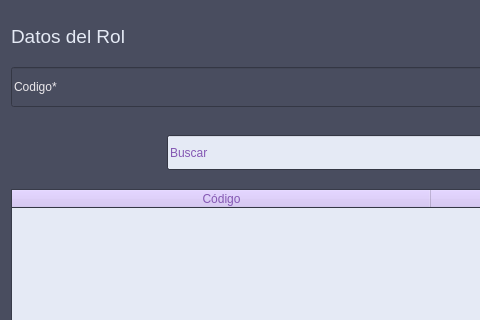
First picture: the form in vistas/UIs/frmRoles.ui, repository andyy-nr/pda-proyecto, before the edit; both pictures show x 0 to 480 and y 0 to 320 of the 1276 by 758 pixel window.
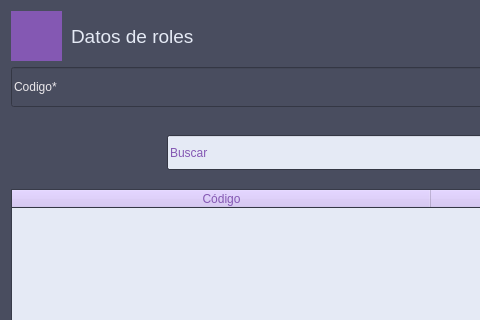
Second picture: the form after the edit. Icons and pictures are not drawn.

```diff
--- a/vistas/UIs/frmRoles.ui
+++ b/vistas/UIs/frmRoles.ui
@@ -330,18 +330,6 @@
      </property>
     </widget>
    </item>
-   <item row="0" column="0">
-    <widget class="QLabel" name="label">
-     <property name="font">
-      <font>
-       <pointsize>14</pointsize>
-      </font>
-     </property>
-     <property name="text">
-      <string>Datos del Rol</string>
-     </property>
-    </widget>
-   </item>
    <item row="3" column="1" colspan="7">
     <widget class="QLineEdit" name="txt_buscar">
      <property name="minimumSize">
@@ -741,6 +729,58 @@
      </property>
     </widget>
    </item>
+   <item row="0" column="0" colspan="2">
+    <widget class="QFrame" name="frame_3">
+     <property name="frameShape">
+      <enum>QFrame::NoFrame</enum>
+     </property>
+     <property name="frameShadow">
+      <enum>QFrame::Raised</enum>
+     </property>
+     <widget class="QPushButton" name="btn_regresar">
+      <property name="geometry">
+       <rect>
+        <x>0</x>
+        <y>0</y>
+        <width>51</width>
+        <height>51</height>
+       </rect>
+      </property>
+      <property name="minimumSize">
+       <size>
+        <width>50</width>
+        <height>50</height>
+       </size>
+      </property>
+      <property name="styleSheet">
+       <string notr="true">image: url(:/iconos/Flecha.png);
+border-style: outset;
+background-color: #8458B3;</string>
+      </property>
+      <property name="text">
+       <string/>
+      </property>
+     </widget>
+     <widget class="QLabel" name="label">
+      <property name="geometry">
+       <rect>
+        <x>60</x>
+        <y>0</y>
+        <width>181</width>
+        <height>50</height>
+       </rect>
+      </property>
+      <property name="font">
+       <font>
+        <pointsize>14</pointsize>
+       </font>
+      </property>
+      <property name="text">
+       <string>Datos de roles</string>
+      </property>
+     </widget>
+    </widget>
+   </item>
   </layout>
  </widget>
  <resources>
```
